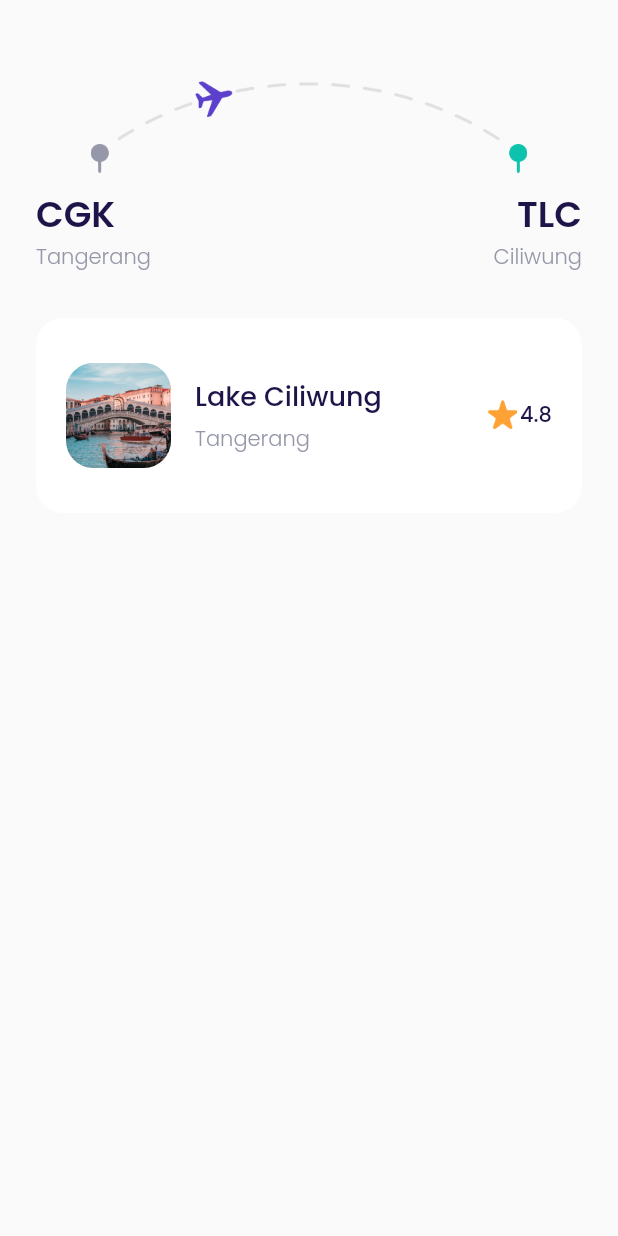
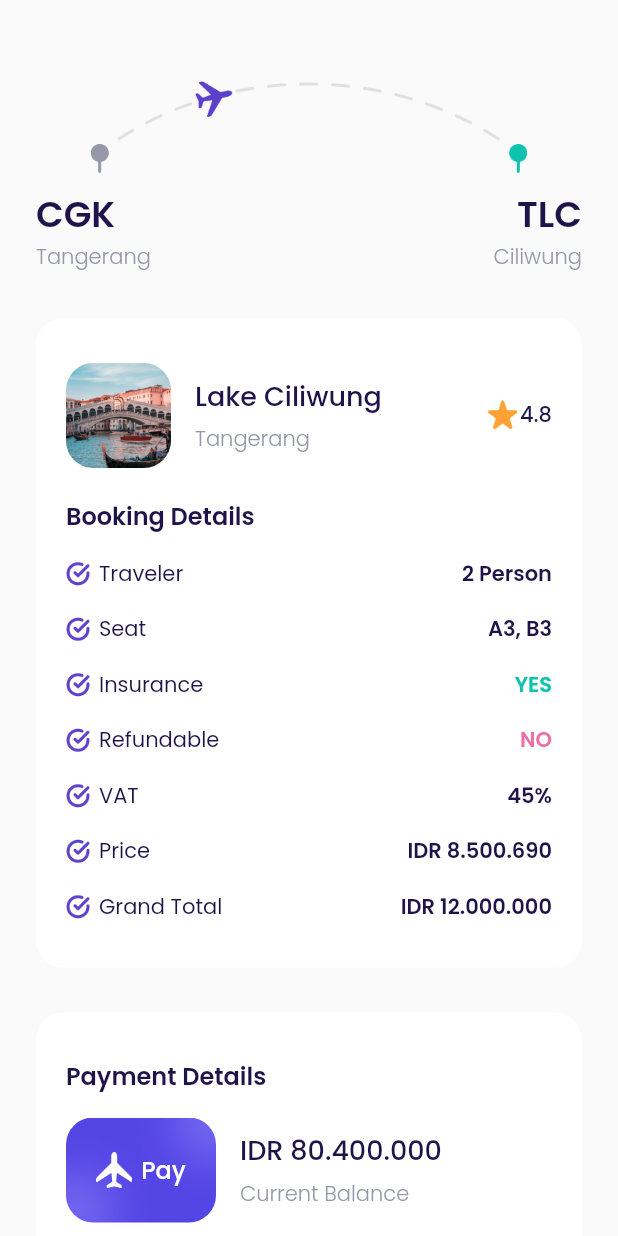
Before and after one commit to iqbaldzlfkr/baletravel_mobile_app, a Flutter app: the CheckoutPage screen opened directly, on a phone screen of 412 x 824 dp. Run offline on Flutter 3.47's test engine with Material 2 defaults, Android fonts, the phone set to English and light mode, and no system bars; our stand-ins replace google_fonts.

Commit message:
checkout page

```diff
--- a/lib/ui/pages/checkout_page.dart
+++ b/lib/ui/pages/checkout_page.dart
@@ -1,4 +1,6 @@
 import 'package:bale_travel/shared/theme.dart';
+import 'package:bale_travel/ui/widgets/booking_detail_item.dart';
+import 'package:bale_travel/ui/widgets/buttons.dart';
 import 'package:flutter/material.dart';
 
 class CheckoutPage extends StatelessWidget {
@@ -15,6 +17,9 @@ class CheckoutPage extends StatelessWidget {
         children: [
           route(),
           bookingDetail(),
+          paymentDetail(),
+          payNowButton(),
+          tacSection(),
         ],
       ),
     );
@@ -102,6 +107,7 @@ Widget bookingDetail() {
       color: whiteColor,
     ),
     child: Column(
+      crossAxisAlignment: CrossAxisAlignment.start,
       children: [
         Row(
           children: [
@@ -172,7 +178,184 @@ Widget bookingDetail() {
             ),
           ],
         ),
+        Container(
+          margin: const EdgeInsets.only(
+            top: 20,
+          ),
+          child: Text(
+            'Booking Details',
+            style: blackTextStyle.copyWith(
+              fontSize: 16,
+              fontWeight: semiBold,
+            ),
+          ),
+        ),
+        BookingDetailItem(
+          title: 'Traveler',
+          valueText: '2 Person',
+          valueColor: blackColor,
+        ),
+        BookingDetailItem(
+          title: 'Seat',
+          valueText: 'A3, B3',
+          valueColor: blackColor,
+        ),
+        BookingDetailItem(
+          title: 'Insurance',
+          valueText: 'YES',
+          valueColor: greenColor,
+        ),
+        BookingDetailItem(
+          title: 'Refundable',
+          valueText: 'NO',
+          valueColor: redColor,
+        ),
+        BookingDetailItem(
+          title: 'VAT',
+          valueText: '45%',
+          valueColor: blackColor,
+        ),
+        BookingDetailItem(
+          title: 'Price',
+          valueText: 'IDR 8.500.690',
+          valueColor: blackColor,
+        ),
+        BookingDetailItem(
+          title: 'Grand Total',
+          valueText: 'IDR 12.000.000',
+          valueColor: blackColor,
+        ),
       ],
     ),
   );
 }
+
+Widget paymentDetail() {
+  return Container(
+    margin: const EdgeInsets.only(
+      top: 30,
+    ),
+    padding: const EdgeInsets.symmetric(
+      horizontal: 20,
+      vertical: 30,
+    ),
+    decoration: BoxDecoration(
+      borderRadius: BorderRadius.circular(18),
+      color: whiteColor,
+    ),
+    child: Column(
+      crossAxisAlignment: CrossAxisAlignment.start,
+      children: [
+        Text(
+          'Payment Details',
+          style: blackTextStyle.copyWith(
+            fontSize: 16,
+            fontWeight: semiBold,
+          ),
+        ),
+        Container(
+          margin: const EdgeInsets.only(
+            top: 16,
+          ),
+          child: Row(
+            children: [
+              Container(
+                width: 100,
+                height: 70,
+                margin: const EdgeInsets.only(
+                  right: 16,
+                ),
+                decoration: BoxDecoration(
+                  borderRadius: BorderRadius.circular(18),
+                  image: const DecorationImage(
+                    fit: BoxFit.cover,
+                    image: AssetImage(
+                      'assets/image_card.png',
+                    ),
+                  ),
+                ),
+                child: Center(
+                  child: Row(
+                    mainAxisAlignment: MainAxisAlignment.center,
+                    children: [
+                      Container(
+                        width: 24,
+                        height: 24,
+                        margin: const EdgeInsets.only(
+                          right: 6,
+                        ),
+                        decoration: BoxDecoration(
+                          image: DecorationImage(
+                            image: AssetImage(
+                              'assets/icon_plane.png',
+                            ),
+                          ),
+                        ),
+                      ),
+                      Text(
+                        'Pay',
+                        style: whiteTextStyle.copyWith(
+                          fontSize: 16,
+                          fontWeight: medium,
+                        ),
+                      ),
+                    ],
+                  ),
+                ),
+              ),
+              Expanded(
+                child: Column(
+                  crossAxisAlignment: CrossAxisAlignment.start,
+                  children: [
+                    Text(
+                      'IDR 80.400.000',
+                      style: blackTextStyle.copyWith(
+                        fontSize: 18,
+                        fontWeight: medium,
+                      ),
+                      overflow: TextOverflow.ellipsis,
+                    ),
+                    const SizedBox(
+                      height: 5,
+                    ),
+                    Text(
+                      'Current Balance',
+                      style: greyTextStyle.copyWith(
+                        fontWeight: light,
+                      ),
+                    )
+                  ],
+                ),
+              )
+            ],
+          ),
+        ),
+      ],
+    ),
+  );
+}
+
+Widget payNowButton() {
+  return Container(
+    margin: const EdgeInsets.only(
+      top: 30,
+    ),
+    child: CustomFilledButton(
+      title: 'Pay Now',
+      onPressed: () {},
+    ),
+  );
+}
+
+Widget tacSection() {
+  return Container(
+    margin: const EdgeInsets.only(
+      top: 30,
+      bottom: 30,
+    ),
+    child: CustomTextButton(
+      title: 'Terms and Conditions',
+      onPressed: () {},
+    ),
+  );
+}
--- /dev/null
+++ b/lib/ui/widgets/booking_detail_item.dart
@@ -0,0 +1,54 @@
+import 'package:bale_travel/shared/theme.dart';
+import 'package:flutter/material.dart';
+
+class BookingDetailItem extends StatelessWidget {
+  final String title;
+  final String valueText;
+  final Color valueColor;
+
+  const BookingDetailItem({
+    super.key,
+    required this.title,
+    required this.valueText,
+    required this.valueColor,
+  });
+
+  @override
+  Widget build(BuildContext context) {
+    return Container(
+      margin: const EdgeInsets.only(
+        top: 16,
+      ),
+      child: Row(
+        children: [
+          Container(
+            width: 16,
+            height: 16,
+            margin: const EdgeInsets.only(
+              right: 6,
+            ),
+            decoration: const BoxDecoration(
+              image: DecorationImage(
+                image: AssetImage(
+                  'assets/icon_check.png',
+                ),
+              ),
+            ),
+          ),
+          Text(
+            title,
+            style: blackTextStyle,
+          ),
+          const Spacer(),
+          Text(
+            valueText,
+            style: blackTextStyle.copyWith(
+              fontWeight: semiBold,
+              color: valueColor,
+            ),
+          ),
+        ],
+      ),
+    );
+  }
+}
--- a/lib/ui/widgets/buttons.dart
+++ b/lib/ui/widgets/buttons.dart
@@ -68,8 +68,8 @@ class CustomTextButton extends StatelessWidget {
         ),
         child: Text(
           title,
-          style: whiteTextStyle.copyWith(
-          fontSize: 18,
+          style: greyTextStyle.copyWith(
+          fontSize: 16,
           fontWeight: light,
           decoration: TextDecoration.underline,
           ),
```
